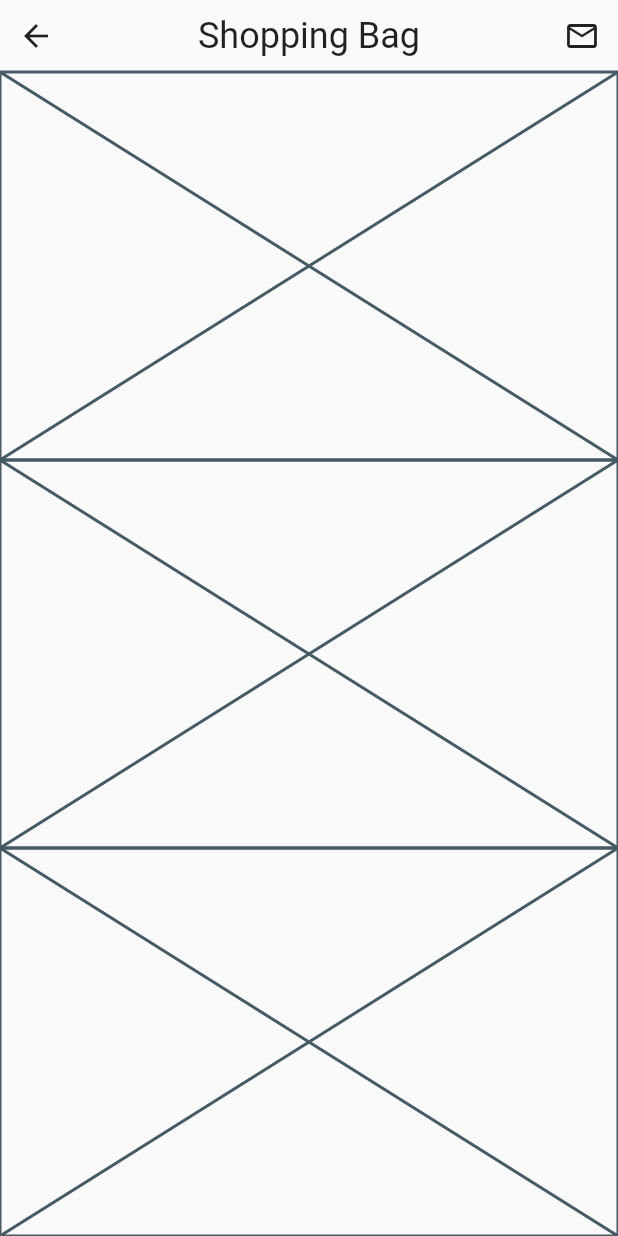
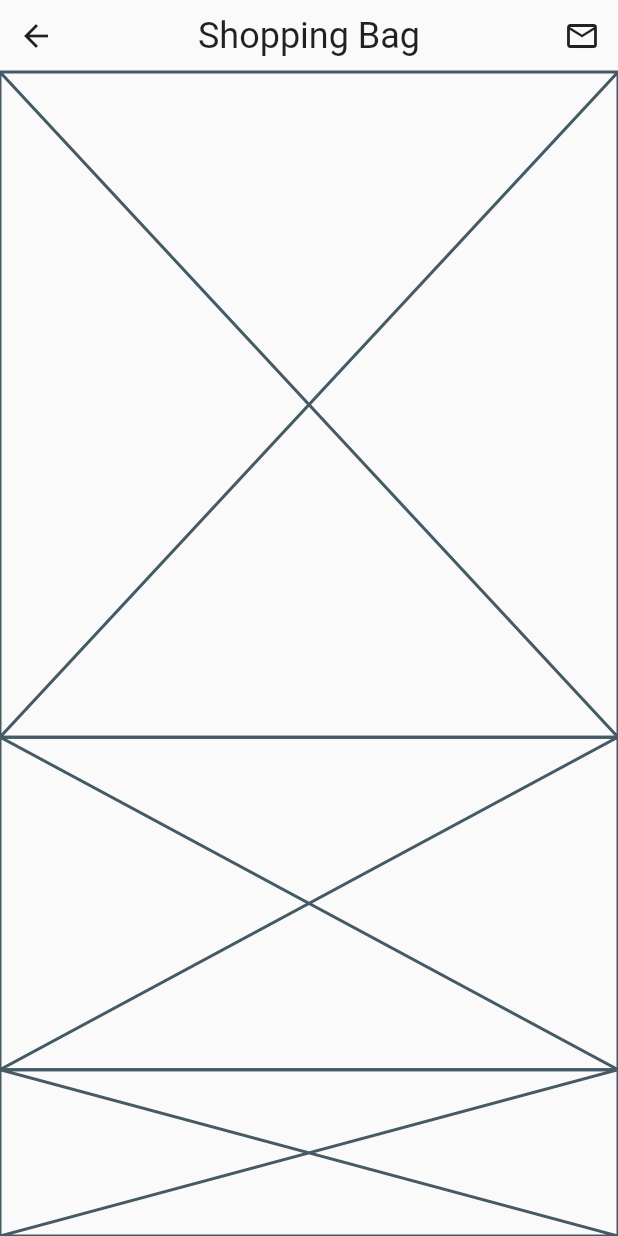
Before and after one commit to JAICHANGPARK/flutter_notebook_13th_story, a Flutter app: the ShoppingBagPage screen opened by its route, on a phone screen of 412 x 824 dp. Run offline on Flutter 3.47's test engine with Material 2 defaults, Android fonts, the phone set to English and light mode, and no system bars; our stand-ins replace flutter_svg, get, page_transition, timeago; missing offline and left inert: barcode.

Commit message:
Update shopping_bag_page.dart

```diff
--- a/lib/ep829_fashion_store_app/ui/shopping_bag_page.dart
+++ b/lib/ep829_fashion_store_app/ui/shopping_bag_page.dart
@@ -23,9 +23,9 @@ class _ShoppingBagPageState extends State<ShoppingBagPage> {
               IconButton(onPressed: (){}, icon: Icon(Icons.mail_outline))],
 
             ),
-            Expanded(child: Placeholder()),
-            Expanded(child: Placeholder()),
-            Expanded(child: Placeholder()),
+            Expanded(child: Placeholder(), flex: 8,),
+            Expanded(child: Placeholder() , flex: 4,),
+            Expanded(child: Placeholder(), flex: 2,),
           ],
         ),
       ),
```
